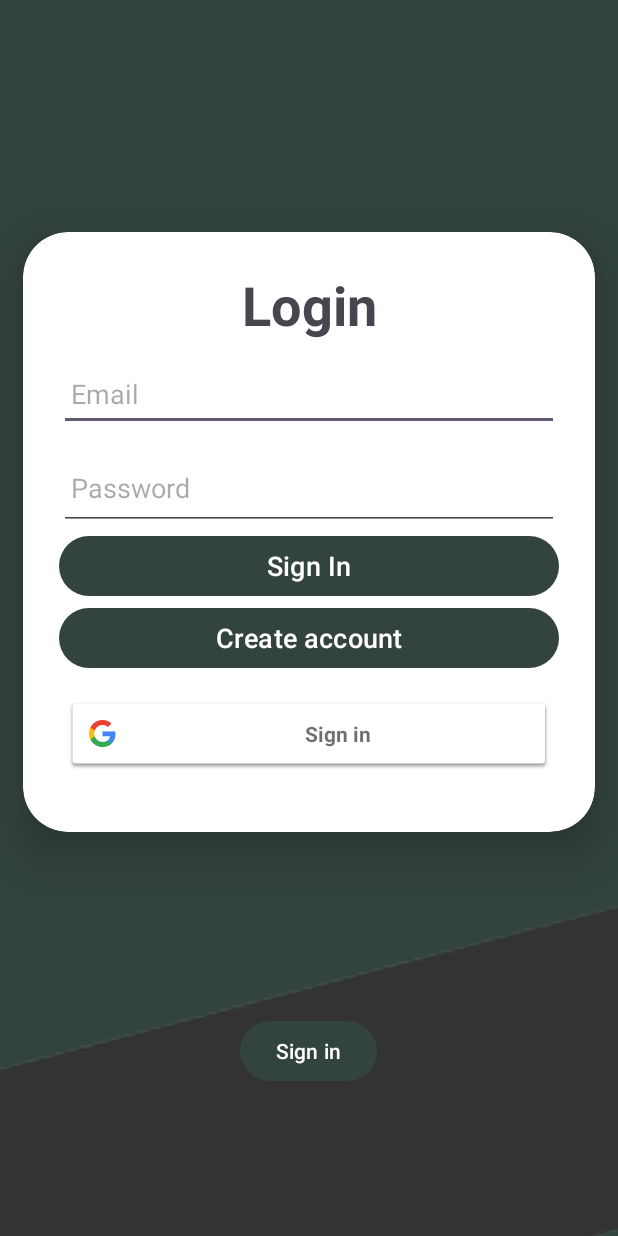
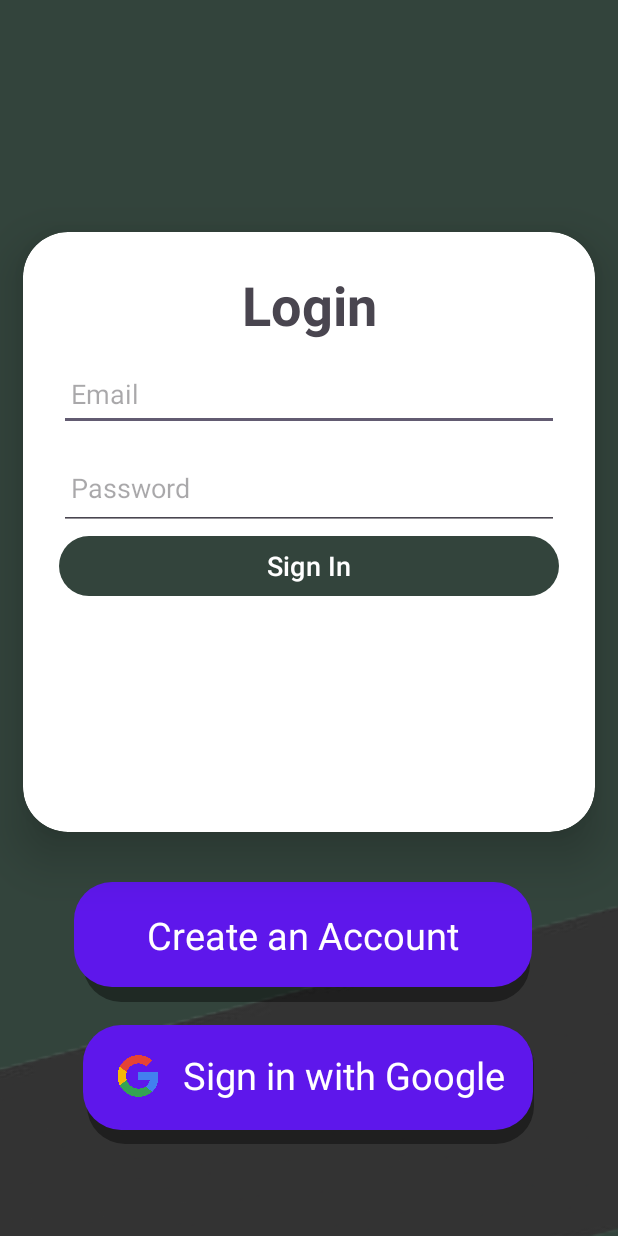
Before and after one commit to GPBarrick/Pace-Application, an Android app: the screen it shows after launch (SignInActivity), on a phone screen of 412 x 824 dp. Run offline under Robolectric (Android 15) with nearby library versions, the light colour scheme and no system bars; our stand-ins replace Firebase (no records; nobody signed in at launch, a user with empty details on screens opened directly).

Commit message:
Sign Out Functionality Initialized

```diff
--- a/app/src/main/java/com/example/pace/SignInActivity.java
+++ b/app/src/main/java/com/example/pace/SignInActivity.java
@@ -16,6 +16,7 @@ import android.util.Log;
 import android.view.View;
 import android.widget.Button;
 import android.widget.EditText;
+import android.widget.ImageButton;
 import android.widget.Toast;
 
 import com.google.android.gms.auth.api.identity.BeginSignInRequest;
@@ -36,9 +37,9 @@ import com.google.firebase.auth.FirebaseUser;
 import com.google.firebase.auth.GoogleAuthProvider;
 
 public class SignInActivity extends AppCompatActivity {
-    SignInButton GoogleSignBnt;
+    ImageButton GoogleSignBnt;
     FirebaseAuth mAuth;
-    Button signUpBnt;
+    ImageButton signUpBnt;
     Button singInBnt;
     String userEmail, userPassWord;
     SignInClient oneTapClient;
--- a/app/src/main/java/com/example/pace/fragmentlayouts/MainFragment.java
+++ b/app/src/main/java/com/example/pace/fragmentlayouts/MainFragment.java
@@ -11,6 +11,8 @@ import android.view.LayoutInflater;
 import android.view.View;
 import android.view.ViewGroup;
 import android.view.WindowManager;
+import android.widget.ImageButton;
+import android.widget.Toast;
 
 import com.example.pace.R;
 import com.example.pace.adapters.MainFragmentAdapter;
@@ -18,6 +20,7 @@ import com.example.pace.clientuser.ClientData;
 import com.example.pace.config.ListHolder;
 import com.google.android.material.tabs.TabLayout;
 import com.google.android.material.tabs.TabLayoutMediator;
+import com.google.firebase.auth.FirebaseAuth;
 
 import java.util.ArrayList;
 
@@ -35,15 +38,19 @@ public class MainFragment extends Fragment {
         initFragments();
         initTabLayout();
         initKeyboardSoftInput();
+        initSignOut();
 
         return view;
     }
 
     public ViewPager2 mainViewPager;
     public TabLayout mainTabLayout;
+
+    public ImageButton signOutButton;
     private void initViews(View view) {
         this.mainViewPager = view.findViewById(R.id.main_viewPager);
         this.mainTabLayout = view.findViewById(R.id.main_tabLayout);
+        this.signOutButton = view.findViewById(R.id.main_notification_button);
     }
     public ArrayList<Fragment> mainFragmentList;
     public HomeFragment homeFragment;
@@ -84,4 +91,19 @@ public class MainFragment extends Fragment {
     private void initKeyboardSoftInput() {
         getActivity().getWindow().setSoftInputMode(WindowManager.LayoutParams.SOFT_INPUT_ADJUST_PAN);
     }
+
+    private void initSignOut() {
+        signOutButton.setOnClickListener(new View.OnClickListener() {
+            @Override
+            public void onClick(View v) {
+                FirebaseAuth.getInstance().signOut();
+                Toast.makeText(getContext(),"You are signed out", Toast.LENGTH_LONG).show();
+            }
+        });
+    }
+
+
+
+
+
 }
--- /dev/null
+++ b/app/src/main/res/drawable/shadow_shape.xml
@@ -0,0 +1,11 @@
+<?xml version="1.0" encoding="utf-8"?>
+<layer-list xmlns:android="http://schemas.android.com/apk/res/android">
+
+    <!-- Shadow -->
+    <item android:top="2dp" android:right="2dp">
+        <shape android:shape="rectangle">
+            <solid android:color="#66000000"/> <!-- Adjust alpha (opacity) as needed -->
+            <corners android:radius="25dp"/> <!-- Match the radius with the main shape -->
+        </shape>
+    </item>
+</layer-list>
--- a/app/src/main/res/layout/activity_sign_in.xml
+++ b/app/src/main/res/layout/activity_sign_in.xml
@@ -67,23 +67,6 @@
                 android:textAlignment="center"
                 android:textSize="18sp" />
 
-            <Button
-                android:id="@+id/Sign_up_btn"
-                android:layout_width="match_parent"
-                android:layout_height="wrap_content"
-                android:text="Create account"
-                android:textAlignment="center"
-                android:textSize="18sp" />
-
-
-            <com.google.android.gms.common.SignInButton
-                android:id="@+id/google_signIn_btn"
-                android:layout_width="324dp"
-                android:layout_height="wrap_content"
-                android:layout_marginTop="15dp">
-
-            </com.google.android.gms.common.SignInButton>
-
 
         </LinearLayout>
     </androidx.cardview.widget.CardView>
@@ -103,18 +86,98 @@
         app:layout_constraintTop_toTopOf="parent"
         app:layout_constraintVertical_bias="1.0" />
 
-    <Button
+    <!-- TODO: Create an Account Button -->
+
+    <TextView
         android:layout_width="wrap_content"
         android:layout_height="wrap_content"
-        android:text="@string/common_signin_button_text"
+        android:text="Create an Account"
+        android:textColor="@color/white"
+        android:textSize="25sp"
+        app:layout_constraintBottom_toBottomOf="@+id/Sign_up_btn"
+        app:layout_constraintEnd_toEndOf="@id/Sign_up_btn"
+        app:layout_constraintStart_toStartOf="@+id/Sign_up_btn"
+        app:layout_constraintTop_toTopOf="@+id/Sign_up_btn"
+        android:elevation="15dp"/>
+
+    <ImageView
+        android:id="@+id/imageView2"
+        android:layout_width="300dp"
+        android:layout_height="80dp"
+        android:background="@drawable/shadow_shape"
         app:layout_constraintBottom_toBottomOf="parent"
         app:layout_constraintEnd_toEndOf="parent"
-        app:layout_constraintHorizontal_bias="0.498"
+        app:layout_constraintHorizontal_bias="0.494"
         app:layout_constraintStart_toStartOf="parent"
         app:layout_constraintTop_toTopOf="parent"
-        app:layout_constraintVertical_bias="0.872"
+        app:layout_constraintVertical_bias="0.79" />
 
-        />
+    <ImageButton
+        android:id="@+id/Sign_up_btn"
+        android:layout_width="305dp"
+        android:layout_height="70dp"
+        android:background="@drawable/purple_accent_background"
+        app:layout_constraintBottom_toBottomOf="parent"
+        app:layout_constraintEnd_toEndOf="parent"
+        app:layout_constraintHorizontal_bias="0.465"
+        app:layout_constraintStart_toStartOf="parent"
+        app:layout_constraintTop_toTopOf="parent"
+        app:layout_constraintVertical_bias="0.78" />
+
+    <ImageView
+        android:id="@+id/imageView3"
+        android:layout_width="300dp"
+        android:layout_height="80dp"
+        android:background="@drawable/shadow_shape"
+        app:layout_constraintBottom_toBottomOf="parent"
+        app:layout_constraintEnd_toEndOf="parent"
+        app:layout_constraintHorizontal_bias="0.516"
+        app:layout_constraintStart_toStartOf="parent"
+        app:layout_constraintTop_toTopOf="parent"
+        app:layout_constraintVertical_bias="0.918" />
+
+    <!-- TODO: Sign in with Google -->
+
+    <TextView
+
+        android:layout_width="wrap_content"
+        android:layout_height="wrap_content"
+        android:elevation="15dp"
+        android:text="Sign in with Google"
+        android:textColor="@color/white"
+        android:textSize="25sp"
+        app:layout_constraintBottom_toBottomOf="@+id/google_signIn_btn"
+        app:layout_constraintEnd_toEndOf="@+id/google_signIn_btn"
+        app:layout_constraintHorizontal_bias="0.779"
+        app:layout_constraintStart_toStartOf="@id/google_signIn_btn"
+        app:layout_constraintTop_toTopOf="@id/google_signIn_btn"
+        app:layout_constraintVertical_bias="0.448" />
+
+    <ImageView
+        android:id="@+id/google_logo"
+        android:layout_width="45dp"
+        android:layout_height="45dp"
+
+        android:elevation="15dp"
+        android:src="@drawable/googlelogo"
+        app:layout_constraintBottom_toBottomOf="@+id/google_signIn_btn"
+        app:layout_constraintEnd_toEndOf="@+id/google_signIn_btn"
+        app:layout_constraintHorizontal_bias="0.054"
+        app:layout_constraintStart_toStartOf="@+id/google_signIn_btn"
+        app:layout_constraintTop_toTopOf="@+id/google_signIn_btn"
+        app:layout_constraintVertical_bias="0.46" />
+
+    <ImageButton
+        android:id="@+id/google_signIn_btn"
+        android:layout_width="300dp"
+        android:layout_height="70dp"
+        android:background="@drawable/purple_accent_background"
+        app:layout_constraintBottom_toBottomOf="parent"
+        app:layout_constraintEnd_toEndOf="parent"
+        app:layout_constraintHorizontal_bias="0.494"
+        app:layout_constraintStart_toStartOf="parent"
+        app:layout_constraintTop_toTopOf="parent"
+        app:layout_constraintVertical_bias="0.906" />
 
 
 </androidx.constraintlayout.widget.ConstraintLayout>
```
Also changed, not shown: app/src/main/res/drawable/googlelogo.png (added).
